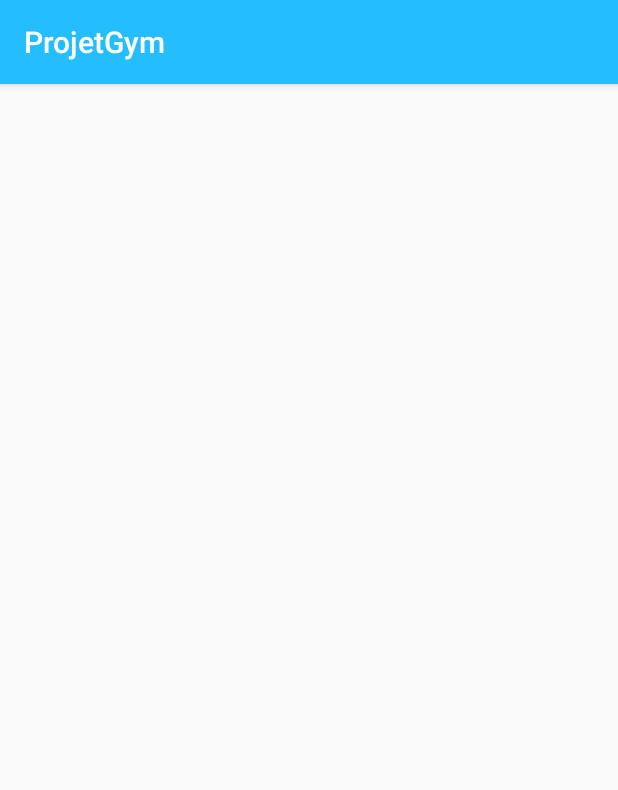
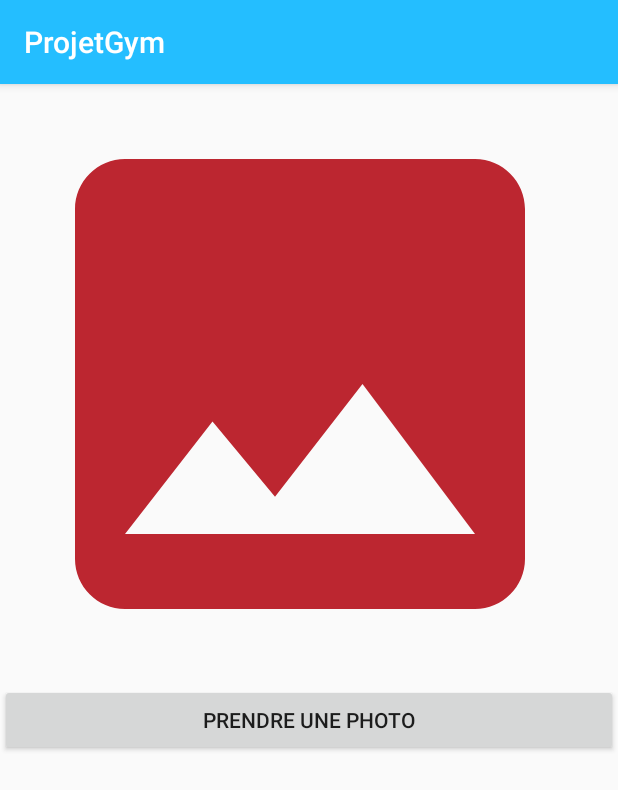
Before and after one commit to Keny9/Gym-Android, an Android app: the camera screen opened directly, with no data from a screen before it, on a phone screen of 412 x 824 dp. Shown: the top 790 px of the screen. Run offline under Robolectric (Android 15) with nearby library versions, the phone set to English and light mode, and no system bars; pictures from the network do not load.

Commit message:
Prise de photo fonctionnel

```diff
--- a/app/src/main/AndroidManifest.xml
+++ b/app/src/main/AndroidManifest.xml
@@ -20,6 +20,7 @@
         android:usesCleartextTraffic="true">
         <activity android:name=".activity.camera"></activity>
         <activity android:name=".activity.infoCours" />
+        <activity android:name=".activity.Cours_list" />
         <activity android:name=".activity.LoginActivity">
             <intent-filter>
                 <action android:name="android.intent.action.MAIN" />
@@ -31,10 +32,6 @@
             android:name=".activity.AccueilActivity"
             android:label="@string/app_name"
             android:launchMode="singleTop" />
-        <activity
-            android:name=".activity.Cours_list"
-            android:label="@string/app_name"
-            android:launchMode="singleTop" />
     </application>
 
 </manifest>
--- a/app/src/main/java/com/example/projetgym/activity/AccueilActivity.java
+++ b/app/src/main/java/com/example/projetgym/activity/AccueilActivity.java
@@ -47,7 +47,7 @@ public class AccueilActivity extends AppCompatActivity {
         btnCours.setOnClickListener(new View.OnClickListener() {
             @Override
             public void onClick(View v) {
-                Intent newActivity = new Intent(getApplicationContext(), Cours_list.class);
+                Intent newActivity = new Intent(getApplicationContext(), camera.class);
                 startActivity(newActivity);
                 finish();
             }
--- a/app/src/main/java/com/example/projetgym/activity/camera.java
+++ b/app/src/main/java/com/example/projetgym/activity/camera.java
@@ -1,15 +1,104 @@
 package com.example.projetgym.activity;
 
+import android.Manifest;
+import android.content.ContentValues;
+import android.content.Intent;
+import android.content.pm.PackageManager;
+import android.net.Uri;
+import android.os.Build;
+import android.provider.MediaStore;
+import android.support.annotation.NonNull;
+import android.support.annotation.Nullable;
 import android.support.v7.app.AppCompatActivity;
 import android.os.Bundle;
+import android.view.View;
+import android.widget.Button;
+import android.widget.ImageView;
+import android.widget.Toast;
 
 import com.example.projetgym.R;
 
 public class camera extends AppCompatActivity {
 
+    private static final int PERMISSION_CODE = 1000;
+    private static final int IMAGE_CAPTURE_MODE = 1001;
+
+    Button mCaptureBtn;
+    ImageView mImageView;
+    Uri image_uri;
+
+
     @Override
     protected void onCreate(Bundle savedInstanceState) {
         super.onCreate(savedInstanceState);
         setContentView(R.layout.activity_camera);
+
+        mImageView = findViewById(R.id.image_view_photo);
+        mCaptureBtn = findViewById(R.id.capture_image_btn);
+
+        mCaptureBtn.setOnClickListener(new View.OnClickListener() {
+            @Override
+            public void onClick(View v) {
+                //Si l'OS > Marshmallow, request runtime permission
+                if(Build.VERSION.SDK_INT >= Build.VERSION_CODES.M){
+                    if(checkSelfPermission(Manifest.permission.CAMERA) == PackageManager.PERMISSION_DENIED ||
+                            checkSelfPermission(Manifest.permission.WRITE_EXTERNAL_STORAGE) == PackageManager.PERMISSION_DENIED){
+                        //Permission refusée, on la demande
+                        String[] permission = {Manifest.permission.CAMERA, Manifest.permission.WRITE_EXTERNAL_STORAGE};
+                        //Affiche popup pour demander permission
+                        requestPermissions(permission, PERMISSION_CODE);
+                    } else {
+                        //Permission déjà acceptée
+                        openCamera();
+                    }
+                } else {
+                    //Systeme OS < Marshmallow
+                    openCamera();
+                }
+            }
+        });
+    }
+
+    private void openCamera() {
+        ContentValues values = new ContentValues();
+        values.put(MediaStore.Images.Media.TITLE, "Nouvelle photo");
+        values.put(MediaStore.Images.Media.DESCRIPTION, "De la caméra");
+
+        image_uri = getContentResolver().insert(MediaStore.Images.Media.EXTERNAL_CONTENT_URI, values);
+
+        //Camera intent
+        Intent cameraIntent = new Intent(MediaStore.ACTION_IMAGE_CAPTURE);
+        cameraIntent.putExtra(MediaStore.EXTRA_OUTPUT, image_uri);
+        startActivityForResult(cameraIntent, IMAGE_CAPTURE_MODE);
+
+    }
+
+    //Handling permission result
+    @Override
+    public void onRequestPermissionsResult(int requestCode, @NonNull String[] permissions, @NonNull int[] grantResults) {
+        //Cette méthode est appelé quand l'utilisateur appuit sur allow ou deny de la permission popup
+
+        switch (requestCode){
+            case PERMISSION_CODE: {
+                if(grantResults.length > 0 && grantResults[0] == PackageManager.PERMISSION_GRANTED){
+                    //La permission à été accepté
+                    openCamera();
+                }else{
+                    //La permission à été refusée
+                    Toast.makeText(this, "Permission refusée", Toast.LENGTH_LONG).show();
+                }
+            }
+        }
+    }
+
+
+    @Override
+    protected void onActivityResult(int requestCode, int resultCode, @Nullable Intent data) {
+    //Appelé quand l'image est capturée par la caméra
+
+        if(resultCode == RESULT_OK){
+            //Mettre l'image dans l'image view
+            mImageView.setImageURI(image_uri);
+        }
     }
 }
--- /dev/null
+++ b/app/src/main/res/drawable/ic_image_black_24dp.xml
@@ -0,0 +1,5 @@
+<vector android:height="24dp" android:tint="#BC2630"
+    android:viewportHeight="24.0" android:viewportWidth="24.0"
+    android:width="24dp" xmlns:android="http://schemas.android.com/apk/res/android">
+    <path android:fillColor="#FF000000" android:pathData="M21,19V5c0,-1.1 -0.9,-2 -2,-2H5c-1.1,0 -2,0.9 -2,2v14c0,1.1 0.9,2 2,2h14c1.1,0 2,-0.9 2,-2zM8.5,13.5l2.5,3.01L14.5,12l4.5,6H5l3.5,-4.5z"/>
+</vector>
--- a/app/src/main/res/layout/activity_camera.xml
+++ b/app/src/main/res/layout/activity_camera.xml
@@ -8,6 +8,19 @@
     android:layout_gravity="center_horizontal"
     tools:context=".activity.camera">
 
+    <!--Image View pour la photo-->
+    <ImageView
+        android:id="@+id/image_view_photo"
+        android:scaleType="centerCrop"
+        android:src="@drawable/ic_image_black_24dp"
+        android:layout_width="400dp"
+        android:layout_height="400dp" />
 
+    <!--Button pour prendre la photo-->
+    <Button
+        android:id="@+id/capture_image_btn"
+        android:text="Prendre une photo"
+        android:layout_width="match_parent"
+        android:layout_height="wrap_content" />
 
 </LinearLayout>
```
